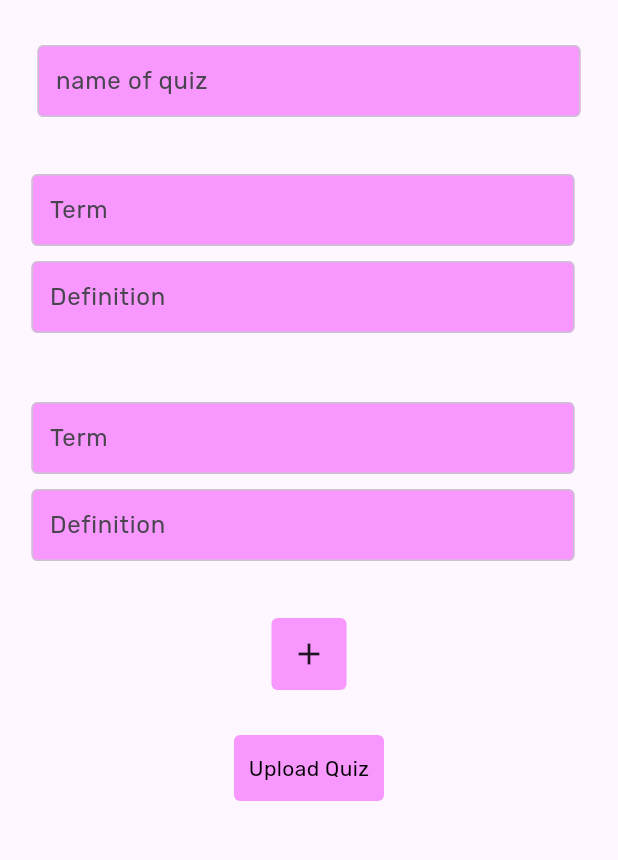
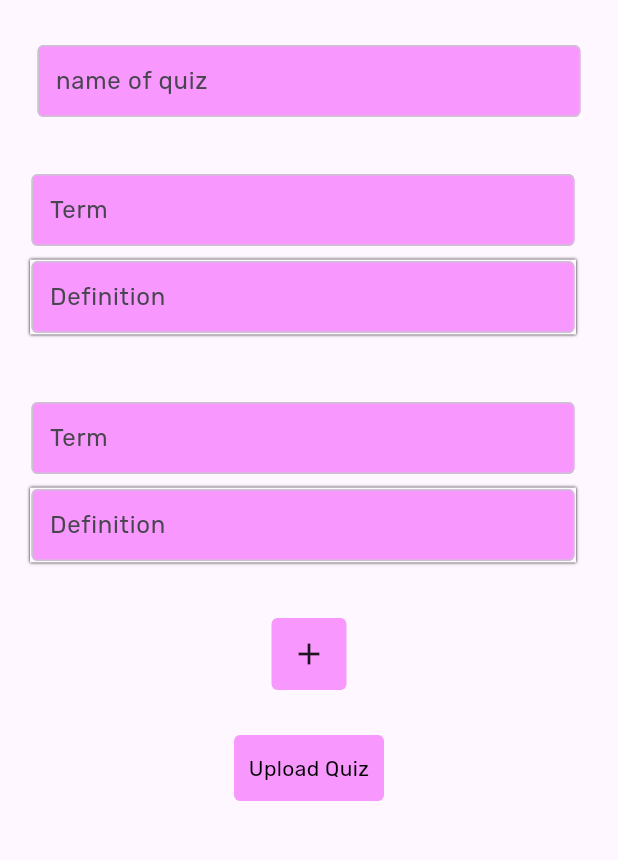
Before and after one commit to Lugg3z/quizzo, a Flutter app: the CreateQuiz screen opened directly, on a phone screen of 412 x 824 dp, the part 84-944 px from its top. Run offline on Flutter 3.47's test engine with Material 3 defaults, Android fonts, the light colour scheme and no system bars; our stand-ins replace cloud_firestore, firebase_auth, firebase_core, firebase_storage, image_picker; accounts and stored records are empty; network calls fail.

Commit message:
quizzo 1.1

```diff
--- a/lib/constants/colors.dart
+++ b/lib/constants/colors.dart
@@ -1,3 +1,4 @@
+import 'package:flutter/material.dart';
 import 'package:flutter/widgets.dart';
 
 class AppColor {
@@ -7,4 +8,13 @@ class AppColor {
   static const Color thirdColor = Color.fromARGB(255, 0, 0, 0);
   static const Color secondaryColor = Color.fromARGB(255, 255, 255, 255);
   static const Color darkerMain = Color(0xffcc6fd3);
+
+  static List<BoxShadow> standardShadow = [
+    const BoxShadow(
+      color: Colors.black,
+      spreadRadius: 1,
+      blurRadius: 1,
+      blurStyle: BlurStyle.outer,
+    )
+  ];
 }
--- a/lib/pages/main.dart
+++ b/lib/main.dart
@@ -6,10 +6,7 @@ import 'package:quizzo/firebase_stuff/UserData.dart';
 import 'package:quizzo/firebase_stuff/firebase_options.dart';
 import 'package:quizzo/pages/login.dart';
 import 'package:quizzo/pages/searchbar.dart';
-import 'package:quizzo/widgets/navbar.dart';
-import 'package:quizzo/pages/register.dart';
-import '../widgets/appbar.dart';
-import '../provider/userLoggedInProvider.dart';
+import 'provider/userLoggedInProvider.dart';
 
 void main() async {
   WidgetsFlutterBinding.ensureInitialized();
--- a/lib/pages/create_quiz.dart
+++ b/lib/pages/create_quiz.dart
@@ -7,7 +7,7 @@ import 'package:quizzo/widgets/appbar.dart';
 import 'package:quizzo/constants/colors.dart';
 import 'package:quizzo/widgets/create_card.dart';
 import 'package:quizzo/widgets/inputfield.dart';
-import 'package:quizzo/pages/main.dart';
+import '../main.dart';
 import 'package:quizzo/widgets/navbar.dart';
 
 class CreateQuiz extends StatefulWidget {
@@ -53,7 +53,7 @@ class _CreateQuizState extends State<CreateQuiz> {
                 },
               ),
 
-              ConstrainedBox(
+              Container(
                 constraints: const BoxConstraints(
                   maxWidth: 50.0,
                 ),
@@ -75,7 +75,7 @@ class _CreateQuizState extends State<CreateQuiz> {
                 ),
               ),
               const SizedBox(height: 30),
-              ConstrainedBox(
+              Container(
                 constraints: const BoxConstraints(
                   maxWidth: 100.0,
                 ),
--- a/lib/pages/login.dart
+++ b/lib/pages/login.dart
@@ -1,7 +1,7 @@
 import 'package:flutter/material.dart';
 import 'package:provider/provider.dart';
 import 'package:quizzo/provider/userLoggedInProvider.dart';
-import 'main.dart';
+import '../main.dart';
 import 'register.dart';
 import '../constants/colors.dart';
 import '../widgets/inputfield.dart';
--- a/lib/widgets/create_card.dart
+++ b/lib/widgets/create_card.dart
@@ -29,6 +29,7 @@ class createCard extends StatelessWidget {
           constraints: const BoxConstraints(
             maxWidth: 430.0,
           ),
+          decoration: BoxDecoration(boxShadow: AppColor.standardShadow),
           width: MediaQuery.of(context).size.width - 50,
           child: TextInput(
             fillColor: AppColor.mainColor,
```
Also changed, not shown: lib/firebase_stuff/get_quizzes.dart (+6 -28 lines), lib/pages/quiz.dart (+2 -18 lines), 1 other file.
